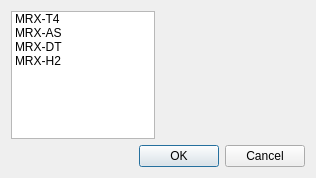
First picture: the form in source/wnd/ui/motionwizard.ui, repository ww4u/megarobostudio, before the edit.
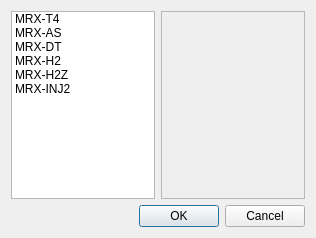
Second picture: the form after the edit. Icons and pictures are not drawn.

What changed in the file:
```diff
--- a/source/wnd/ui/motionwizard.ui
+++ b/source/wnd/ui/motionwizard.ui
@@ -10,7 +10,7 @@
     <x>0</x>
     <y>0</y>
     <width>316</width>
-    <height>178</height>
+    <height>238</height>
    </rect>
   </property>
   <property name="windowTitle">
@@ -52,12 +52,49 @@
          <string>MRX-H2</string>
         </property>
        </item>
+       <item>
+        <property name="text">
+         <string>MRX-H2Z</string>
+        </property>
+       </item>
+       <item>
+        <property name="text">
+         <string>MRX-INJ2</string>
+        </property>
+       </item>
       </widget>
      </item>
      <item>
+      <widget class="QScrollArea" name="scrollArea">
+       <property name="sizePolicy">
+        <sizepolicy hsizetype="Expanding" vsizetype="Expanding">
+         <horstretch>1</horstretch>
+         <verstretch>0</verstretch>
+        </sizepolicy>
+       </property>
+       <property name="widgetResizable">
+        <bool>true</bool>
+       </property>
+       <widget class="QWidget" name="scrollAreaWidgetContents">
+        <property name="geometry">
+         <rect>
+          <x>0</x>
+          <y>0</y>
+          <width>143</width>
+          <height>187</height>
+         </rect>
+        </property>
       <widget class="QLabel" name="label">
+         <property name="geometry">
+          <rect>
+           <x>10</x>
+           <y>10</y>
+           <width>111</width>
+           <height>141</height>
+          </rect>
+         </property>
        <property name="sizePolicy">
-        <sizepolicy hsizetype="Preferred" vsizetype="Preferred">
+          <sizepolicy hsizetype="Expanding" vsizetype="Expanding">
          <horstretch>1</horstretch>
          <verstretch>0</verstretch>
         </sizepolicy>
@@ -71,6 +108,8 @@
        <property name="alignment">
         <set>Qt::AlignLeading|Qt::AlignLeft|Qt::AlignTop</set>
        </property>
+        </widget>
+       </widget>
       </widget>
      </item>
     </layout>
```
Lines whose indentation alone changed are shown as unchanged.
